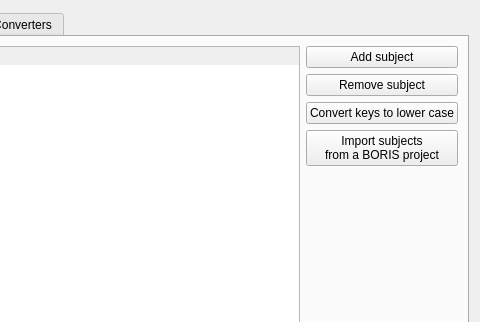
Before: the Qt Designer form src/project.ui in olivierfriard/BORIS, drawn with Qt 5; both pictures show x 641 to 1121 and y 0 to 322 of the 1121 by 973 pixel window.
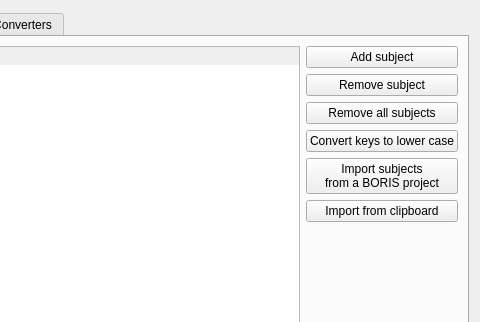
After: the same form once the commit is applied. The open tabs and pages were chosen to show the change.

Commit message: add 'remove all subjects' function'; gp

Patch:
```diff
--- a/src/project.ui
+++ b/src/project.ui
@@ -359,6 +359,13 @@
                  </property>
                 </widget>
                </item>
+               <item>
+                <widget class="QPushButton" name="pb_remove_all_subjects">
+                 <property name="text">
+                  <string>Remove all subjects</string>
+                 </property>
+                </widget>
+               </item>
                <item>
                 <widget class="QPushButton" name="pb_convert_subjects_key_to_lower">
                  <property name="text">
@@ -374,6 +381,13 @@
                  </property>
                 </widget>
                </item>
+               <item>
+                <widget class="QPushButton" name="pb_import_subjects_from_clipboard">
+                 <property name="text">
+                  <string>Import from clipboard</string>
+                 </property>
+                </widget>
+               </item>
                <item>
                 <spacer name="verticalSpacer_2">
                  <property name="orientation">
```
Left out of the diff: 4 changed lines with no effect on the pictures. The commit also changes 4 other files.
